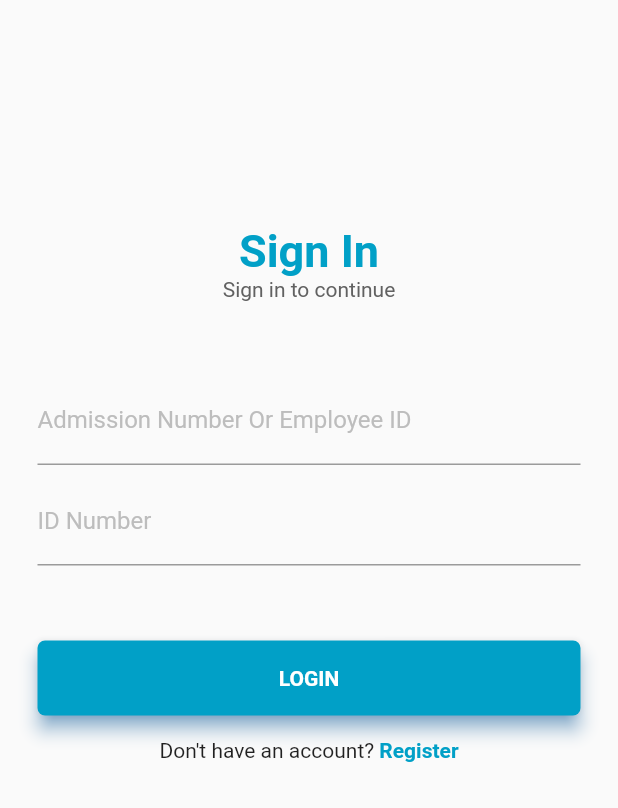
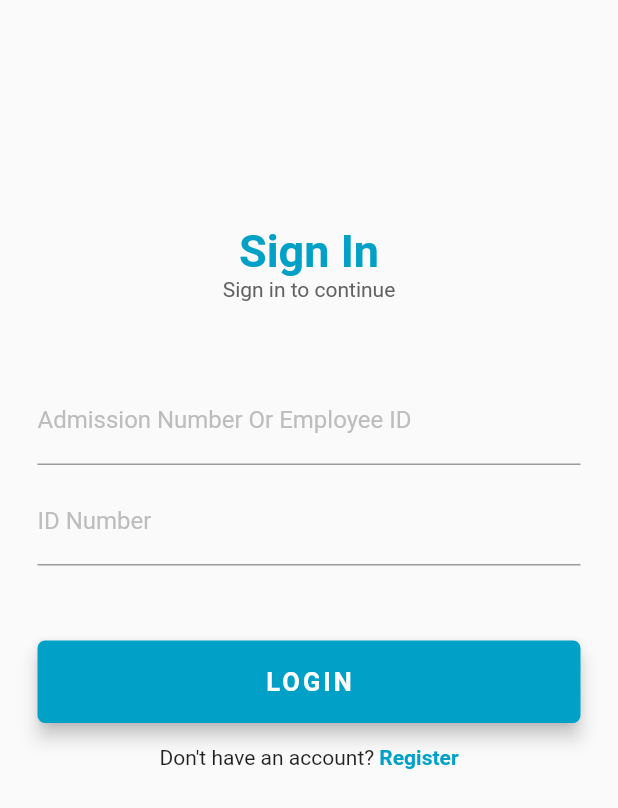
Before and after one commit to musumbidenis/assetracking, a Flutter app: the screen it shows after launch, on a phone screen of 412 x 824 dp. Shown: the top 808 px of the screen. Run offline on Flutter 3.47's test engine with Material 2 defaults, Android fonts, the phone set to English and light mode, and no system bars; our stand-ins replace connectivity, flushbar, flutter_offline, shared_preferences; missing offline and left inert: barcode_scan, platform_alert_dialog; Roboto replaces fonts that are missing (Source Sans Pro).

Commit message:
Changed the loading state UI for Login screen

```diff
--- a/lib/pages/login.dart
+++ b/lib/pages/login.dart
@@ -138,26 +138,34 @@ class _LoginState extends State<Login> {
                       ),
                       SizedBox(height: 50.0),
                       Container(
-                        height: 50.0,
+                        height: 55.0,
                         child: GestureDetector(
                           child: Material(
                             borderRadius: BorderRadius.circular(5.0),
-                            shadowColor: Colors.blue,
                             color: Color(0xff01A0C7),
                             elevation: 5.0,
                             child: GestureDetector(
                               child: Center(
-                                child: Text(
-                                  _isLoading ? 'LOGING...' : 'LOGIN',
-                                  style: TextStyle(
-                                      color: Colors.white,
-                                      fontWeight: FontWeight.bold,
-                                      fontFamily: 'Source Sans Pro'),
-                                ),
+                                child: _isLoading
+                                    ? CircularProgressIndicator(
+                                        backgroundColor: Colors.white,
+                                        valueColor:
+                                            AlwaysStoppedAnimation<Color>(
+                                                Colors.black12),
+                                      )
+                                    : Text(
+                                        'LOGIN',
+                                        style: TextStyle(
+                                            color: Colors.white,
+                                            fontSize: 17.0,
+                                            fontWeight: FontWeight.bold,
+                                            fontFamily: 'Source Sans Pro',
+                                            letterSpacing: 2.0),
+                                      ),
                               ),
                             ),
                           ),
-                          onTap: _handleLogin,
+                          onTap: _isLoading ? null : _handleLogin,
                         ),
                       ),
                     ],
```
Also changed, not shown: 1 other file.
